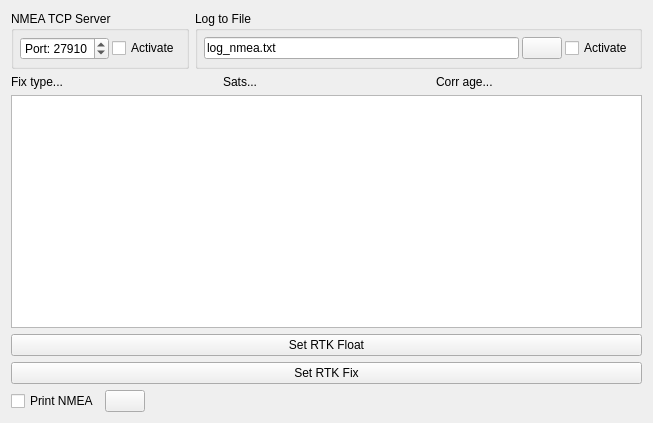
summeryqc/RControlStation-SBS, file nmeawidget.ui: the form before one commit.
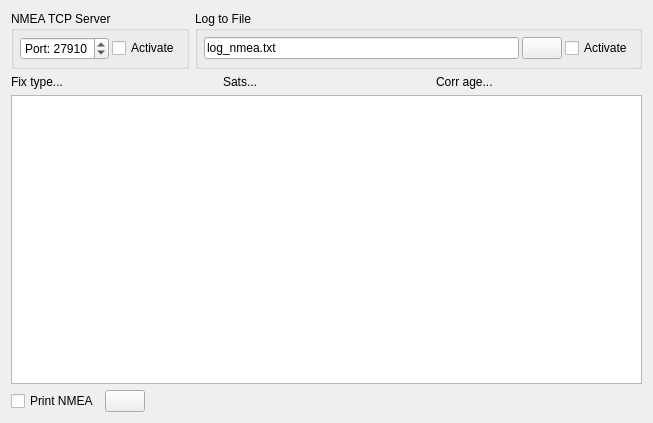
The form after the commit. Icons and pictures are not drawn.

Patch:
```diff
--- a/nmeawidget.ui
+++ b/nmeawidget.ui
@@ -148,20 +148,6 @@
      </property>
     </widget>
    </item>
-   <item>
-    <widget class="QPushButton" name="pushButton">
-     <property name="text">
-      <string>Set RTK Float</string>
-     </property>
-    </widget>
-   </item>
-   <item>
-    <widget class="QPushButton" name="pushButton_2">
-     <property name="text">
-      <string>Set RTK Fix</string>
-     </property>
-    </widget>
-   </item>
    <item>
     <layout class="QHBoxLayout" name="horizontalLayout_10">
      <item>
```
